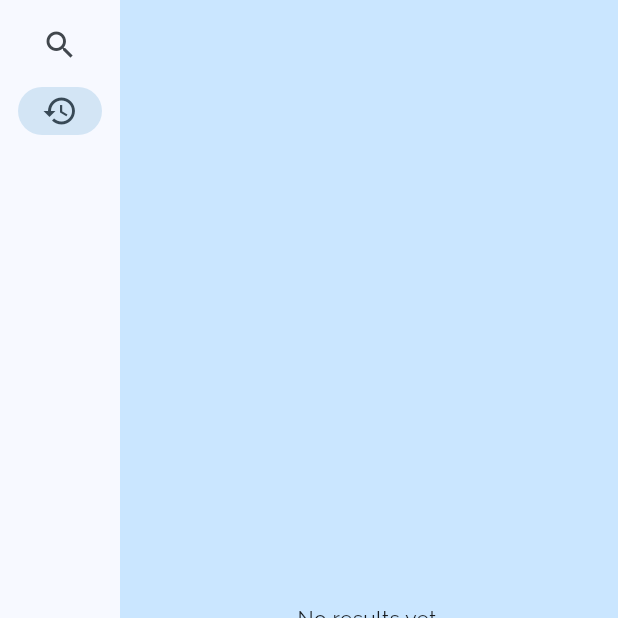
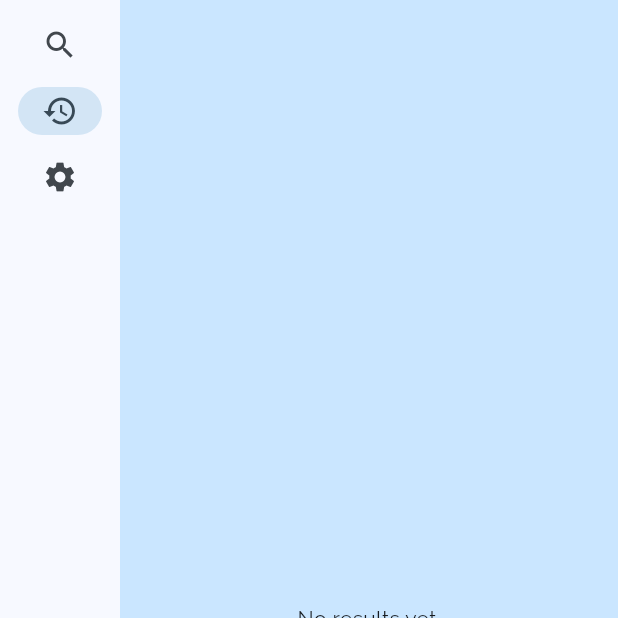
Before and after one commit to paolo-g/uillem, a Flutter app: the screen it shows after launch, after a tap on "Results", on a phone screen of 412 x 824 dp, the top half of it. Run offline on Flutter 3.47's test engine with Material 2 defaults, Android fonts, the phone set to English and light mode, and no system bars.

Commit message:
noticed the frontend build was failing due to an unnecessary flutter upgrade call; removed that. Added openblas to build, set build size to be configuarable by api clients and added a settings page for these new request params

```diff
--- a/frontend/lib/pages/root.dart
+++ b/frontend/lib/pages/root.dart
@@ -2,6 +2,7 @@ import 'package:flutter/material.dart';
 import 'package:provider/provider.dart';
 import 'package:frontend/pages/prompt/prompt.dart';
 import 'package:frontend/pages/results/results.dart';
+import 'package:frontend/pages/settings/settings.dart';
 
 
 class Root extends StatefulWidget {
@@ -24,6 +25,9 @@ class _RootState extends State<Root> {
       case 1:
         page = ResultsPage();
         break;
+      case 2:
+        page = SettingsPage();
+        break;
       default:
         throw UnimplementedError('No page for $selectedIndex');
     }
@@ -42,6 +46,10 @@ class _RootState extends State<Root> {
                 NavigationRailDestination(
                   icon: Icon(Icons.history),
                   label: Text('Results'),
+                ),
+                NavigationRailDestination(
+                  icon: Icon(Icons.settings),
+                  label: Text('Settings'),
                 ),
               ],
               selectedIndex: selectedIndex,
```
Also changed, not shown: frontend/lib/main.dart (+13 -1 lines), frontend/lib/pages/settings/settings.dart (added, +39 -0 lines), 3 other files.
